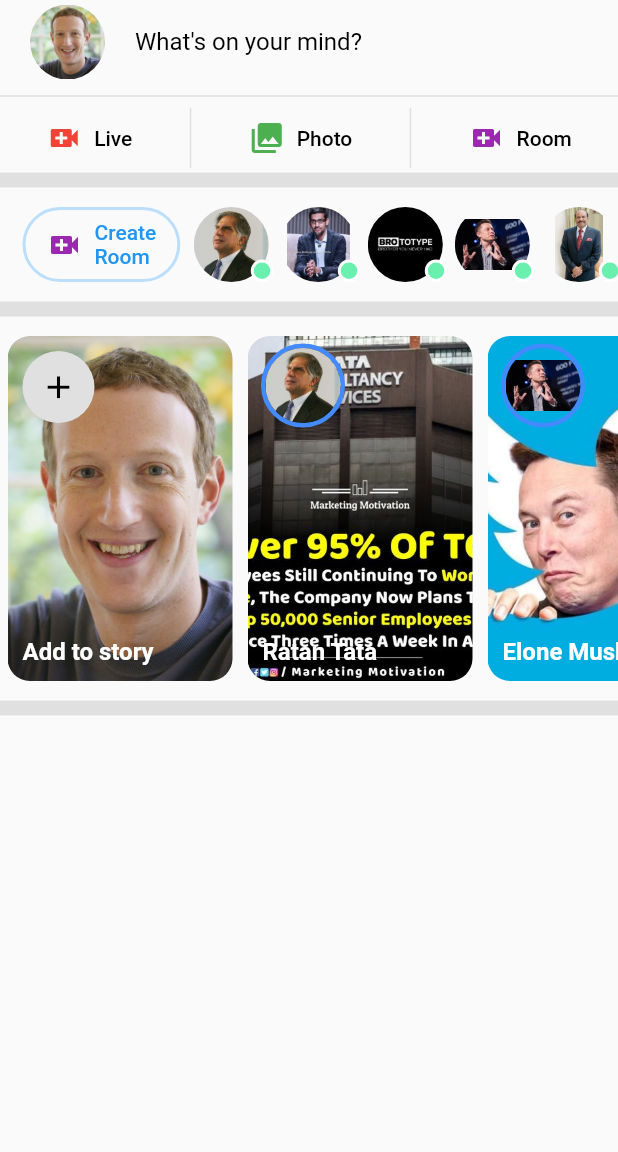
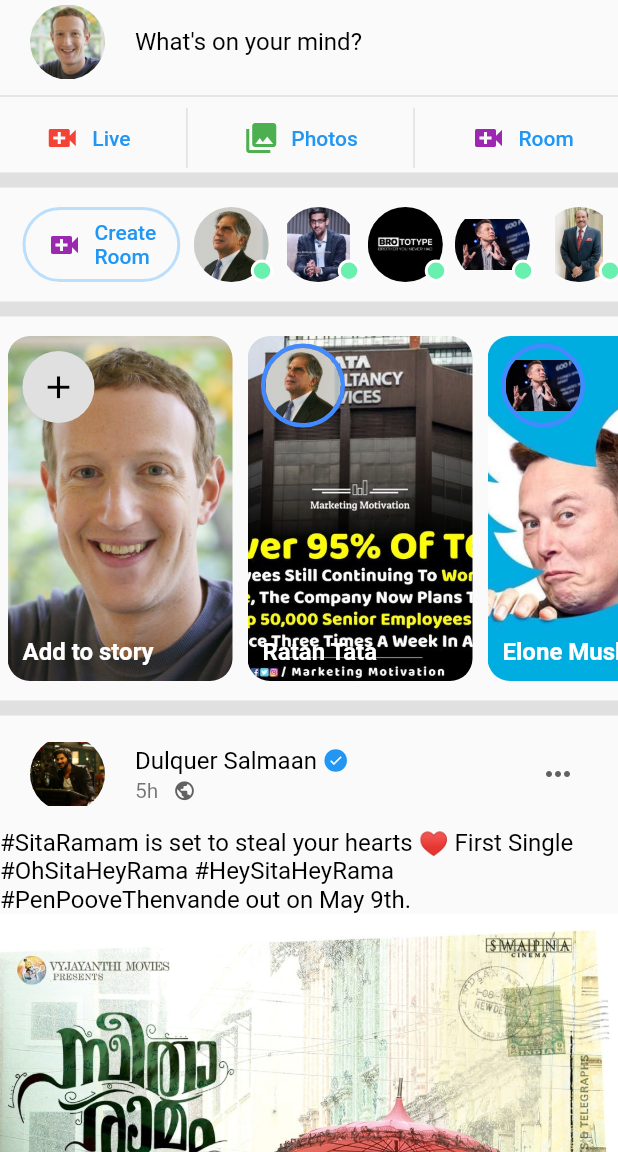
Before and after one commit to ajaypalamkunnel/facebook, a Flutter app: the screen it shows after launch, on a phone screen of 412 x 824 dp, the part 84-1236 px from its top. Run offline on Flutter 3.47's test engine with Material 2 defaults, Android fonts, the light colour scheme and no system bars.

Commit message:
post card almost completed and header section refactored

```diff
--- a/lib/home.dart
+++ b/lib/home.dart
@@ -1,7 +1,10 @@
 import 'package:facebook/sections/header_section.dart';
 import 'package:facebook/sections/status_section.dart';
 import 'package:facebook/widgets/app_bar_button.dart';
+import 'package:facebook/widgets/assets.dart';
+import 'package:facebook/widgets/button.dart';
 import 'package:facebook/widgets/dividers.dart';
+import 'package:facebook/widgets/post_card.dart';
 import 'package:facebook/widgets/room_section.dart';
 import 'package:facebook/widgets/story_section.dart';
 
@@ -39,12 +42,47 @@
           children: [
             StatusSetion(),
             thindivider,
-            HeaderButtonSection(),
+            HeaderButtonSection(
+              buttonOne: headerButtons(
+                  buttonText: 'Live',
+                  buttonIcon: Icons.video_call,
+                  buttonAction: () {
+                    print("live");
+                  },
+                  buttonColor: Colors.red),
+              buttonTwo: headerButtons(
+                buttonText: 'Photos',
+                buttonIcon: Icons.photo_library,
+                buttonAction: () {
+                  print("photos");
+                },
+                buttonColor: Colors.green,
+              ),
+              buttonThree: headerButtons(
+                buttonText: 'Room',
+                buttonIcon: Icons.video_call,
+                buttonAction: () {
+                  print("room");
+                },
+                buttonColor: Colors.purple,
+              ),
+            ),
             thikdivider,
             RoomSection(),
             thikdivider,
             StorySection(),
-            thikdivider
+            thikdivider,
+            PostCard(
+              avatar: dq,
+              userName: "Dulquer Salmaan",
+              isVerified: true,
+              postdate: '5h',
+              caption: sitaRaman,
+              postImage: p14,
+              lcount: '10k',
+              ccount: '5k',
+              scount: '2k ',
+            )
           ],
         ),
       ),
--- a/lib/sections/header_section.dart
+++ b/lib/sections/header_section.dart
@@ -1,8 +1,17 @@
+import 'package:facebook/widgets/button.dart';
 import 'package:facebook/widgets/dividers.dart';
 import 'package:flutter/material.dart';
 
 class HeaderButtonSection extends StatelessWidget {
-  const HeaderButtonSection({Key? key}) : super(key: key);
+  final Widget buttonOne;
+  final Widget buttonTwo;
+  final Widget buttonThree;
+
+  HeaderButtonSection({
+    required this.buttonOne,
+    required this.buttonTwo,
+    required this.buttonThree,
+  });
 
   @override
   Widget build(BuildContext context) {
@@ -11,48 +20,13 @@
       child: Row(
         mainAxisAlignment: MainAxisAlignment.spaceEvenly,
         children: [
-          sectionButton(
-              icon: Icons.video_call,
-              iconColor: Colors.red,
-              label: 'Live',
-              action: () {
-                print("Live button clicke");
-              }),
+          buttonOne,
           verticaldivider,
-          sectionButton(
-              icon: Icons.photo_library,
-              iconColor: Colors.green,
-              label: 'Photo',
-              action: () {
-                print("photo button clicke");
-              }),
+          buttonTwo,
           verticaldivider,
-          sectionButton(
-              icon: Icons.video_call,
-              iconColor: Colors.purple,
-              label: 'Room',
-              action: () {
-                print("Room button clicke");
-              }),
+          buttonThree,
         ],
       ),
     );
   }
-
-  Widget sectionButton(
-      {required IconData icon,
-      required Color iconColor,
-      required String label,
-      required Function() action}) {
-    return TextButton.icon(
-        onPressed: action,
-        icon: Icon(
-          icon,
-          color: iconColor,
-        ),
-        label: Text(
-          label,
-          style: TextStyle(color: Colors.black),
-        ));
-  }
 }
--- a/lib/widgets/assets.dart
+++ b/lib/widgets/assets.dart
@@ -24,3 +24,10 @@
 String p11 = "assets/posts/p11.jpg";
 String p12 = "assets/posts/p12.jpg";
 String p13 = "assets/posts/p13.jpg";
+String p14 = "assets/posts/p14.jpg";
+
+
+//captions
+
+String sitaRaman =
+    '''#SitaRamam is set to steal your hearts ♥️ First Single #OhSitaHeyRama #HeySitaHeyRama #PenPooveThenvande out on May 9th.''';
--- a/lib/widgets/avatar.dart
+++ b/lib/widgets/avatar.dart
@@ -4,11 +4,16 @@
   final String displayImage;
   final bool statusIndicator;
   final bool statusBar;
+  final double width;
+  final double height;
 
-  Avatar(
-      {required this.displayImage,
-      this.statusIndicator = false,
-      this.statusBar = false}) {}
+  Avatar({
+    required this.displayImage,
+    this.statusIndicator = false,
+    this.statusBar = false,
+    this.width = 50,
+    this.height = 50,
+  }) {}
 
   @override
   Widget build(BuildContext context) {
@@ -29,8 +34,8 @@
             borderRadius: BorderRadius.circular(100),
             child: Image.asset(
               displayImage,
-              width: 50,
-              height: 50,
+              width: width,
+              height: height,
             ),
           ),
         ),
--- /dev/null
+++ b/lib/widgets/button.dart
@@ -0,0 +1,18 @@
+import 'package:flutter/material.dart';
+
+Widget headerButtons({
+  required String buttonText,
+  required IconData buttonIcon,
+  required Function() buttonAction,
+  required Color buttonColor,
+}) {
+  return TextButton.icon(
+      onPressed: () {
+        buttonAction();
+      },
+      icon: Icon(
+        buttonIcon,
+        color: buttonColor,
+      ),
+      label: Text(buttonText));
+}
--- /dev/null
+++ b/lib/widgets/post_card.dart
@@ -0,0 +1,174 @@
+import 'package:facebook/sections/header_section.dart';
+import 'package:facebook/widgets/app_bar_button.dart';
+import 'package:facebook/widgets/avatar.dart';
+import 'package:facebook/widgets/dividers.dart';
+import 'package:facebook/widgets/verified.dart';
+import 'package:flutter/material.dart';
+
+class PostCard extends StatelessWidget {
+  final String avatar;
+  final String userName;
+  final bool isVerified;
+  final String postdate;
+  final String caption;
+  final String postImage;
+  final String lcount;
+  final String ccount;
+  final String scount;
+
+  PostCard({
+    required this.avatar,
+    required this.userName,
+    required this.isVerified,
+    required this.postdate,
+    required this.caption,
+    required this.postImage,
+    required this.lcount,
+    required this.ccount,
+    required this.scount,
+  });
+
+  @override
+  Widget build(BuildContext context) {
+    return Container(
+      child: Column(
+        children: [
+          postcardHeader(),
+          captionSection(caption),
+          imageSection(postImage),
+          reactionSection(lcount: lcount, ccount: ccount, scount: scount)
+        ],
+      ),
+    );
+  }
+
+  Widget reactionSection({
+    required String lcount,
+    required String ccount,
+    required String scount,
+  }) {
+    return Container(
+      height: 50,
+      padding: EdgeInsets.only(
+        left: 10,
+        right: 10,
+      ),
+      child: Row(mainAxisAlignment: MainAxisAlignment.spaceBetween, children: [
+        Container(
+          child: Row(
+            children: [
+              Container(
+                  width: 15,
+                  height: 15,
+                  decoration: BoxDecoration(
+                    color: Colors.blue,
+                    shape: BoxShape.circle,
+                  ),
+                  child: Icon(
+                    Icons.thumb_up,
+                    color: Colors.white,
+                    size: 10,
+                  )),
+              reactionText(text: lcount),
+            ],
+          ),
+        ),
+        Container(
+            child: Row(
+          children: [
+            reactionText(
+              text: ccount,
+            ),
+            SizedBox(
+              width: 3,
+            ),
+            reactionText(text: 'Comments'),
+            SizedBox(
+              width: 10,
+            ),
+            reactionText(text: scount),
+            reactionText(text: "Shares"),
+            SizedBox(
+              width: 10,
+            ),
+            Avatar(
+              displayImage: avatar,
+              width: 25,
+              height: 25,
+            ),
+            SizedBox(
+              width: 5,
+            ),
+            Icon(
+              Icons.arrow_drop_down,
+              color: Colors.grey[700],
+              size: 25,
+            ),
+            thindivider,
+            //HeaderButtonSection()
+          ],
+        ))
+      ]),
+    );
+  }
+
+  Widget reactionText({required String text}) {
+    return Text(text, style: TextStyle(color: Colors.grey[700]));
+  }
+
+  Widget imageSection(postImage) {
+    return Container(
+      child: Image.asset(postImage),
+    );
+  }
+
+  Widget captionSection(caption) {
+    return Container(
+      child: Text(
+        caption,
+        style: TextStyle(
+          color: Colors.black,
+          fontSize: 16,
+        ),
+      ),
+    );
+  }
+
+  Widget postcardHeader() {
+    return ListTile(
+      leading: Avatar(displayImage: avatar),
+      title: Row(
+        children: [
+          Text(
+            userName,
+            style: TextStyle(
+              color: Colors.black,
+            ),
+          ),
+          isVerified ? Verification() : SizedBox()
+        ],
+      ),
+      subtitle: Row(
+        children: [
+          Text(postdate),
+          SizedBox(
+            width: 10,
+          ),
+          Icon(
+            Icons.public,
+            color: Colors.grey[700],
+            size: 15,
+          )
+        ],
+      ),
+      trailing: IconButton(
+          onPressed: () {
+            print("For more");
+          },
+          icon: Icon(
+            Icons.more_horiz,
+            color: Colors.grey[700],
+          )),
+    );
+  }
+}
--- /dev/null
+++ b/lib/widgets/verified.dart
@@ -0,0 +1,20 @@
+import 'package:flutter/material.dart';
+
+class Verification extends StatelessWidget {
+  const Verification({Key? key}) : super(key: key);
+
+  @override
+  Widget build(BuildContext context) {
+    return Container(
+      margin: EdgeInsets.only(left: 5),
+      width: 15,
+      height: 15,
+      decoration: BoxDecoration(color: Colors.blue, shape: BoxShape.circle),
+      child: Icon(
+        Icons.check,
+        color: Colors.white,
+        size: 10,
+      ),
+    );
+  }
+}
```
Also changed, not shown: assets/avatar/dq.jpg, assets/posts/p14.jpg (added).
